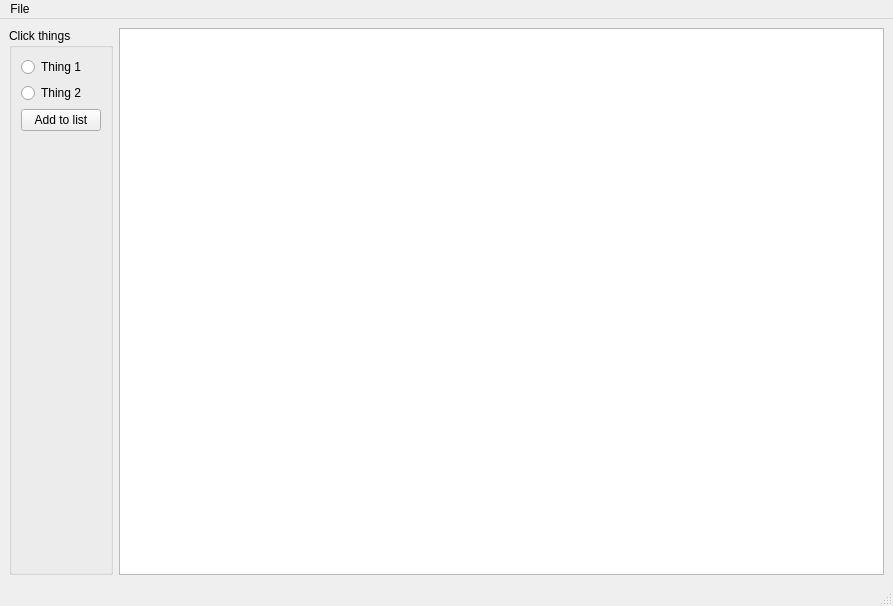
Before: the Qt Designer form launcher/update_window.ui in Unmanic/unmanic-desktop-launcher, drawn with Qt 5.
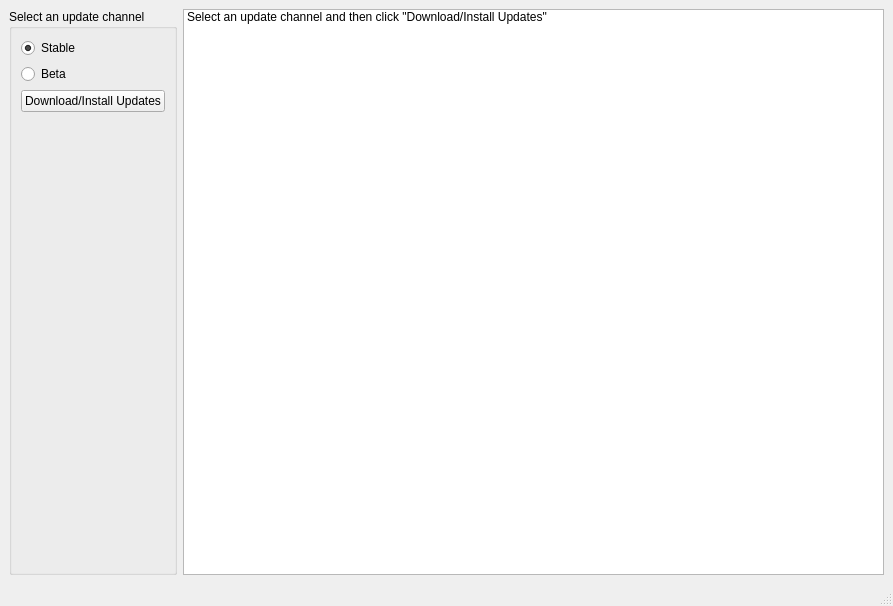
After: the same form once the commit is applied.

What changed in the file:
```diff
--- a/launcher/update_window.ui
+++ b/launcher/update_window.ui
@@ -18,27 +18,30 @@
     <item>
      <widget class="QGroupBox" name="groupBox">
       <property name="title">
-       <string>Click things</string>
+       <string>Select an update channel</string>
       </property>
       <layout class="QVBoxLayout" name="verticalLayout">
        <item>
         <widget class="QRadioButton" name="radio_1">
          <property name="text">
-          <string>Thing 1</string>
+          <string>Stable</string>
+         </property>
+         <property name="checked">
+          <bool>true</bool>
          </property>
         </widget>
        </item>
        <item>
         <widget class="QRadioButton" name="radio_2">
          <property name="text">
-          <string>Thing 2</string>
+          <string>Beta</string>
          </property>
         </widget>
        </item>
        <item>
         <widget class="QPushButton" name="add_button">
          <property name="text">
-          <string>Add to list</string>
+          <string>Download/Install Updates</string>
          </property>
         </widget>
        </item>
@@ -59,29 +62,16 @@
      </widget>
     </item>
     <item>
-     <widget class="QListWidget" name="listWidget"/>
+     <widget class="QListWidget" name="listWidget">
+      <item>
+       <property name="text">
+        <string>Select an update channel and then click &quot;Download/Install Updates&quot;</string>
+       </property>
+      </item>
+     </widget>
     </item>
    </layout>
   </widget>
-  <widget class="QMenuBar" name="menubar">
-   <property name="geometry">
-    <rect>
-     <x>0</x>
-     <y>0</y>
-     <width>393</width>
-     <height>24</height>
-    </rect>
-   </property>
-   <widget class="QMenu" name="menuFile">
-    <property name="title">
-     <string>File</string>
-    </property>
-    <addaction name="actionNew"/>
-    <addaction name="actionOpen"/>
-    <addaction name="actionSave"/>
-   </widget>
-   <addaction name="menuFile"/>
-  </widget>
   <widget class="QStatusBar" name="statusbar"/>
   <action name="actionNew">
    <property name="text">
```
Left out of the diff: 3 changed lines with no effect on the pictures.
